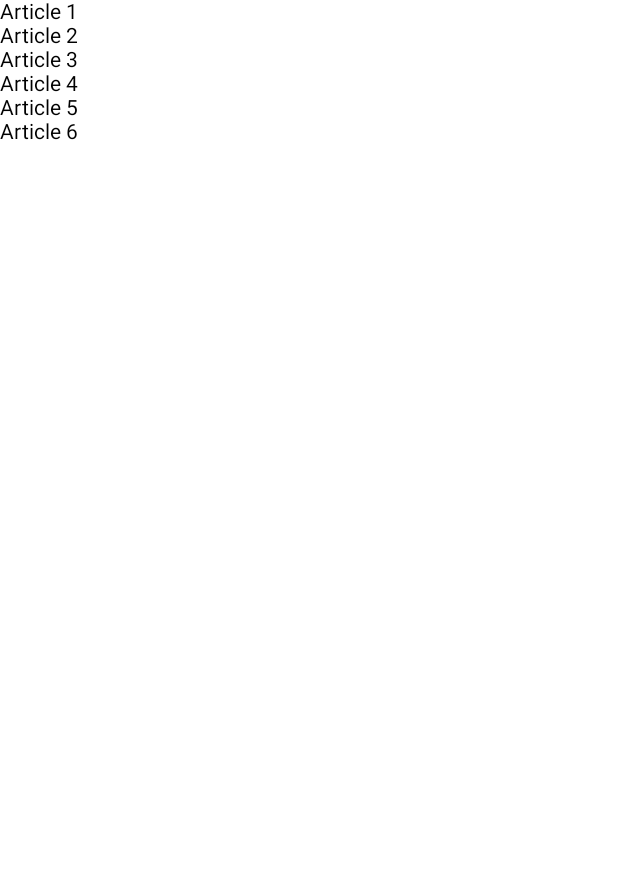
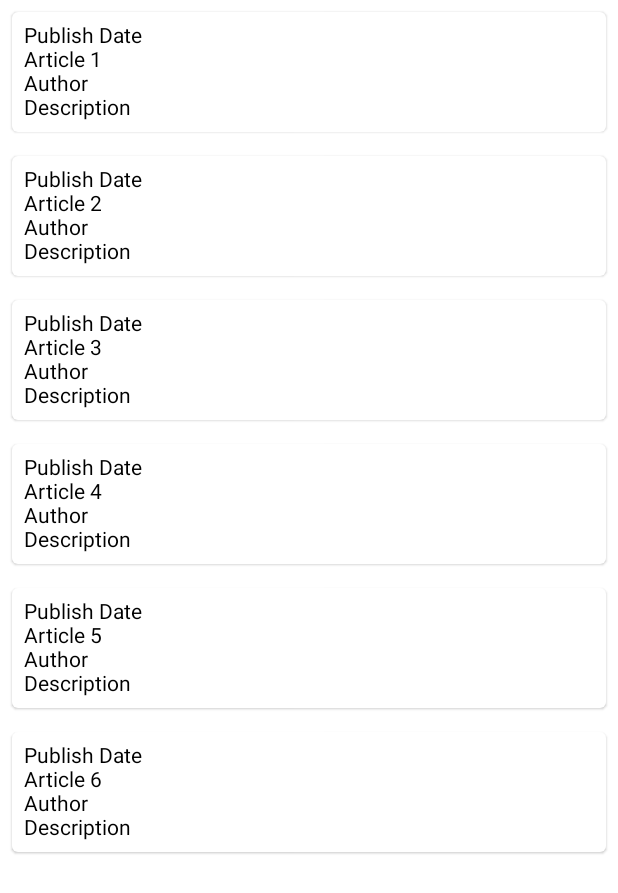
Before and after one commit to felipeMinetto/ZeroNews, an Android app built with Jetpack Compose: the @Preview function ArticlesScreen, on a phone screen of 412 x 824 dp. Shown: the top 893 px of the screen. Run offline under Robolectric (Android 15) with nearby library versions, the phone set to English and light mode, and no system bars; pictures from the network do not load.

```diff
--- a/app/src/main/AndroidManifest.xml
+++ b/app/src/main/AndroidManifest.xml
@@ -2,7 +2,7 @@
 <manifest xmlns:android="http://schemas.android.com/apk/res/android"
     xmlns:tools="http://schemas.android.com/tools"
     package="com.fsm.zeronews">
-
+    <uses-permission android:name="android.permission.INTERNET" />
     <application
         android:allowBackup="true"
         android:dataExtractionRules="@xml/data_extraction_rules"
--- a/app/src/main/java/com/fsm/zeronews/ArticlesScreen.kt
+++ b/app/src/main/java/com/fsm/zeronews/ArticlesScreen.kt
@@ -1,13 +1,19 @@
 package com.fsm.zeronews
 
+import androidx.compose.foundation.layout.Column
+import androidx.compose.foundation.layout.fillMaxWidth
+import androidx.compose.foundation.layout.padding
 import androidx.compose.foundation.lazy.LazyColumn
 import androidx.compose.foundation.lazy.items
+import androidx.compose.material.Card
 import androidx.compose.material.Text
 import androidx.compose.runtime.Composable
+import androidx.compose.ui.Modifier
+import androidx.compose.ui.res.painterResource
 import androidx.compose.ui.tooling.preview.Preview
+import androidx.compose.ui.unit.dp
 import coil.compose.AsyncImage
 
-@Preview(showBackground = true)
 @Composable
 fun ArticlesScreen() {
     val articles = listOf(
@@ -33,10 +39,29 @@ fun ArticleList(articles: List<String>) {
 
 @Composable
 fun ArticleItem(article: String) {
-    AsyncImage(
-        model = "https://english.chosun.com/site/data/img_dir/2022/08/12/2022081200636_0.jpg",
-        contentDescription = ""
-    )
-    Text(text = article)
+    Card(modifier = Modifier
+        .padding(8.dp)
+        .fillMaxWidth()
+    ) {
+        Column(modifier = Modifier.padding(8.dp)) {
+            AsyncImage(
+                model = "https://english.chosun.com/site/data/img_dir/2022/08/12/2022081200636_0.jpg",
+                placeholder = painterResource(id = R.drawable.article_image),
+                contentDescription = null,
+                modifier = Modifier
+                    .fillMaxWidth()
+            )
+            Text(text = "Publish Date")
+            Text(text = article)
+            Text(text = "Author")
+            Text(text = "Description")
+        }
+    }
 
 }
+
+@Preview(showBackground = true)
+@Composable
+fun Preview() {
+    ArticleItem(article = "Article X")
+}
```
Also changed, not shown: app/src/main/res/drawable-v24/article_image.jpg (added).
